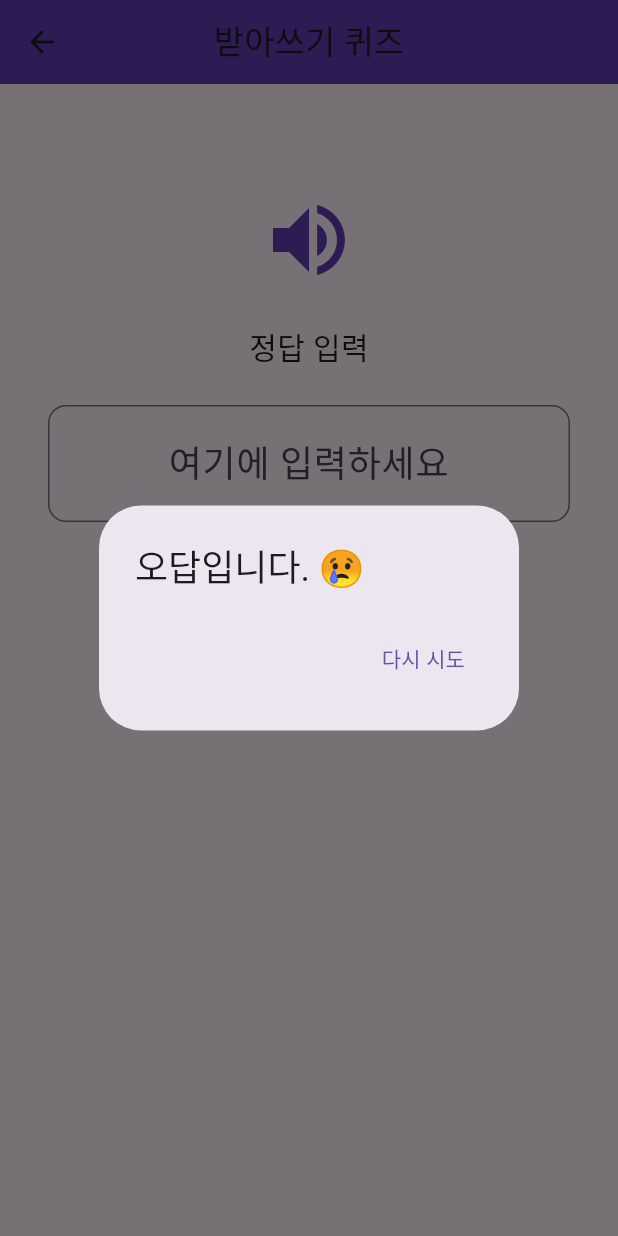
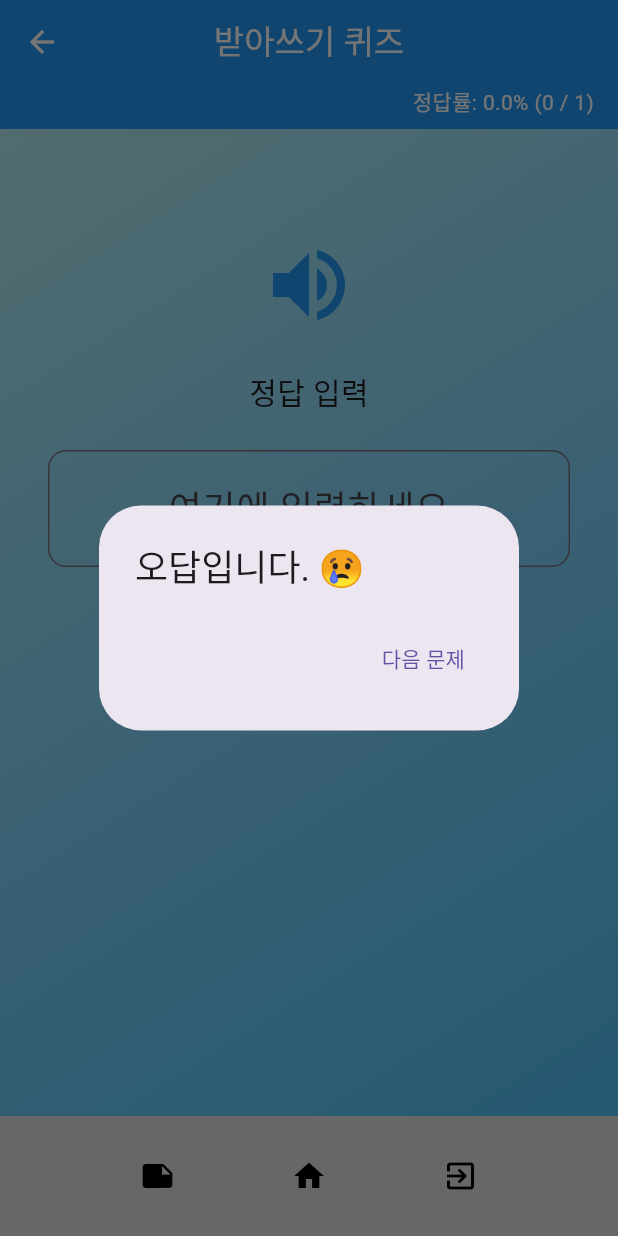
Before and after one commit to kthowns/mobile-dictionary, a Flutter app: the DictationQuizPage screen opened by its route, after a tap on "제출하기", on a phone screen of 412 x 824 dp. Run offline on Flutter 3.47's test engine with Material 3 defaults, Android fonts, the phone set to English and light mode, and no system bars.

Commit message:
fix:받아쓰기 퀴즈 배경삽입 - 로그인 페이지 UI와 통일화

```diff
--- a/mobidic_flutter/lib/Dictation.dart
+++ b/mobidic_flutter/lib/Dictation.dart
@@ -7,39 +7,68 @@ class DictationQuizPage extends StatefulWidget {
   State<DictationQuizPage> createState() => _DictationQuizPageState();
 }
 
-class _DictationQuizPageState extends State<DictationQuizPage> { //빈칸채우기
+class _DictationQuizPageState extends State<DictationQuizPage> {
   final TextEditingController _controller = TextEditingController();
+
+  final List<String> answers = ['apple', 'blue', 'call'];
+  int currentIndex = 0;
+  int correctCount = 0;
+  int totalCount = 0;
 
   void _checkAnswer() {
     String input = _controller.text.trim().toLowerCase();
+    String correctAnswer = answers[currentIndex];
 
-    if (input == 'apple') {
+    bool isCorrect = input == correctAnswer;
+    setState(() {
+      totalCount++;
+      if (isCorrect) correctCount++;
+    });
+
     showDialog(
       context: context,
       builder: (_) => AlertDialog(
-          title: const Text("정답입니다!! 🎉"),
+        title: Text(isCorrect ? "정답입니다!! 🎉" : "오답입니다. 😢"),
         actions: [
           TextButton(
-              onPressed: () => Navigator.pop(context),
-              child: const Text("확인"),
-            ),
-          ],
-        ),
-      );
+            onPressed: () {
+              Navigator.pop(context);
+              setState(() {
+                if (currentIndex < answers.length - 1) {
+                  currentIndex++;
+                  _controller.clear();
                 } else {
-      showDialog(
-        context: context,
-        builder: (_) => AlertDialog(
-          title: const Text("오답입니다. 😢"),
-          actions: [
-            TextButton(
-              onPressed: () => Navigator.pop(context),
-              child: const Text("다시 시도"),
+                  _showCompletionDialog();
+                }
+              });
+            },
+            child: const Text("다음 문제"),
           ),
         ],
       ),
     );
   }
+
+  void _showCompletionDialog() {
+    showDialog(
+      context: context,
+      builder: (_) => AlertDialog(
+        title: const Text("🎉 퀴즈 완료!"),
+        content: Text("총 정답률: ${_getAccuracyText()}"),
+        actions: [
+          TextButton(
+            onPressed: () => Navigator.pop(context),
+            child: const Text("닫기"),
+          )
+        ],
+      ),
+    );
+  }
+
+  String _getAccuracyText() {
+    if (totalCount == 0) return "0% (0 / 0)";
+    double percent = (correctCount / totalCount) * 100;
+    return "${percent.toStringAsFixed(1)}% ($correctCount / $totalCount)";
   }
 
   @override
@@ -53,28 +82,46 @@ class _DictationQuizPageState extends State<DictationQuizPage> { //빈칸채우
     return Scaffold(
       appBar: AppBar(
         title: const Text('받아쓰기 퀴즈'),
+        backgroundColor: Colors.blue,
+        foregroundColor: Colors.white,
         centerTitle: true,
-        backgroundColor: Colors.deepPurple,
+        bottom: PreferredSize(
+          preferredSize: const Size.fromHeight(30),
+          child: Padding(
+            padding: const EdgeInsets.only(bottom: 8.0, right: 16.0),
+            child: Align(
+              alignment: Alignment.centerRight,
+              child: Text(
+                '정답률: ${_getAccuracyText()}',
+                style: const TextStyle(color: Colors.white, fontSize: 14),
               ),
-      body: Padding(
+            ),
+          ),
+        ),
+      ),
+      body: Container(
+        width: double.infinity,
+        height: double.infinity,
+        decoration: const BoxDecoration(
+          gradient: LinearGradient(
+            colors: [
+              Color(0xFFb2ebf2),
+              Color(0xFF81d4fa),
+              Color(0xFF4fc3f7),
+            ],
+            begin: Alignment.topLeft,
+            end: Alignment.bottomRight,
+          ),
+        ),
+        child: Padding(
           padding: const EdgeInsets.all(32.0),
           child: Column(
             children: [
               const SizedBox(height: 40),
-
-            const Icon(Icons.volume_up, size: 64, color: Colors.deepPurple),
-
+              const Icon(Icons.volume_up, size: 64, color: Colors.blue),
               const SizedBox(height: 24),
-
-            // '정답 입력' 텍스트
-            const Text(
-              '정답 입력',
-              style: TextStyle(fontSize: 20),
-            ),
-
+              const Text('정답 입력', style: TextStyle(fontSize: 20)),
               const SizedBox(height: 24),
-
-            // 네모 박스 (입력창)
               TextField(
                 controller: _controller,
                 textAlign: TextAlign.center,
@@ -86,20 +133,37 @@ class _DictationQuizPageState extends State<DictationQuizPage> { //빈칸채우
                     borderRadius: BorderRadius.circular(12),
                   ),
                 ),
-              onSubmitted: (_) => _checkAnswer(), // 엔터로도 제출
+                onSubmitted: (_) => _checkAnswer(),
               ),
-
               const SizedBox(height: 32),
-
               ElevatedButton(
                 onPressed: _checkAnswer,
                 style: ElevatedButton.styleFrom(
-                backgroundColor: Colors.deepPurple,
-                padding: const EdgeInsets.symmetric(horizontal: 32, vertical: 16),
+                  backgroundColor: Colors.blue,
+                  padding:
+                  const EdgeInsets.symmetric(horizontal: 32, vertical: 16),
                 ),
-              child: const Text("제출하기", style: TextStyle(fontSize: 18)),
+                child: const Text(
+                  "제출하기",
+                  style: TextStyle(fontSize: 18, color: Colors.white),
+                ),
               ),
             ],
+          ),
+        ),
+      ),
+      bottomNavigationBar: BottomAppBar(
+        color: Colors.grey[300],
+        child: Padding(
+          padding: const EdgeInsets.symmetric(vertical: 4.0),
+          child: Row(
+            mainAxisAlignment: MainAxisAlignment.spaceEvenly,
+            children: const [
+              Icon(Icons.note, color: Colors.black),
+              Icon(Icons.home, color: Colors.black),
+              Icon(Icons.exit_to_app, color: Colors.black),
+            ],
+          ),
         ),
       ),
     );
```
Lines whose indentation alone changed are shown as unchanged.
